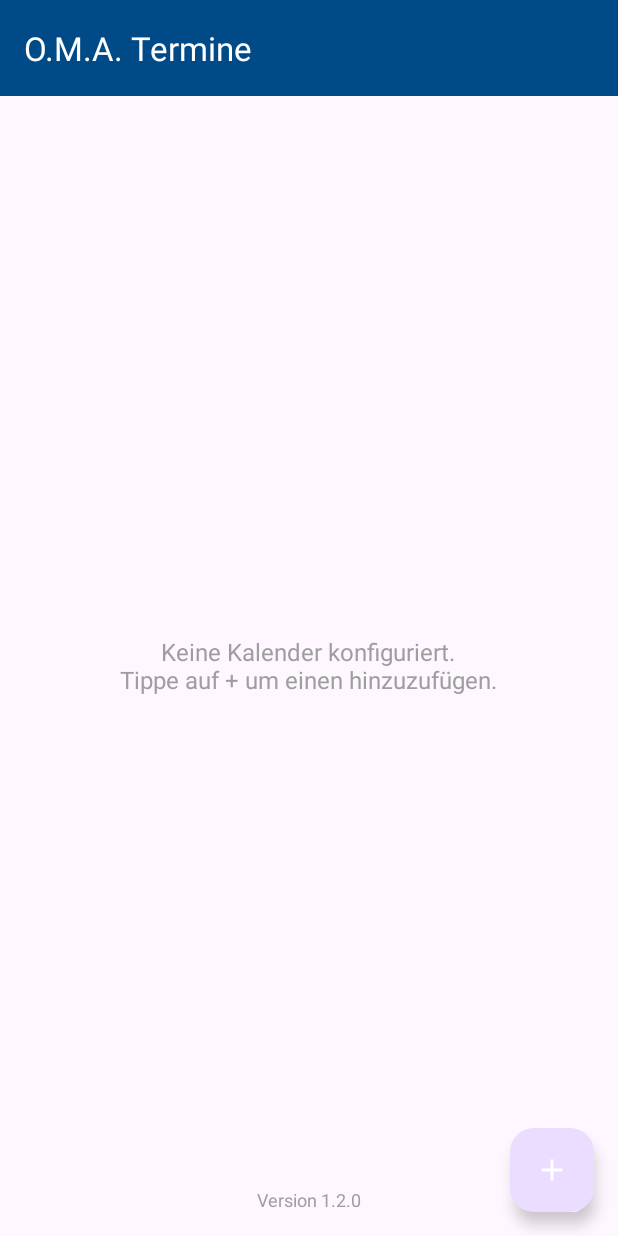
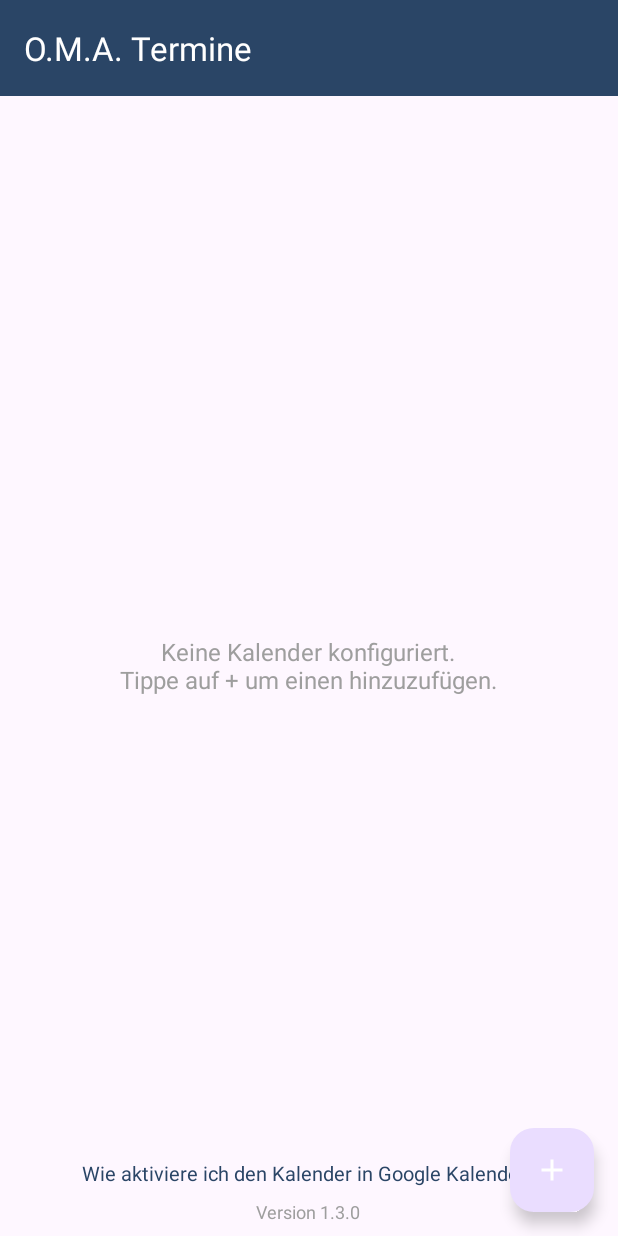
Before and after one commit to ifmadmin/test, an Android app: the screen it shows after launch (MainActivity), on a phone screen of 412 x 824 dp. Run offline under Robolectric (Android 15) with nearby library versions, the phone set to English and light mode, and no system bars.

Commit message:
Add help dialog, fix duplicates, update IFM colors
- Added "Wie aktiviere ich den Kalender in Google Kalender?" help link
- Help dialog explains step-by-step how to enable calendar in Google Calendar
- Fixed duplicate calendar bug by using associateBy to remove duplicates
- Updated colors to IFM branding: #2A4566 (blue), #AD0131 (red)
- Updated launcher icon with new color scheme
- Version bump to 1.3.0

https://claude.ai/code/session_01SCioHRKPojKGHsXrHkjQJt

```diff
--- a/ICSCalendarSync/app/build.gradle.kts
+++ b/ICSCalendarSync/app/build.gradle.kts
@@ -11,8 +11,8 @@ android {
         applicationId = "com.icscalendar.sync"
         minSdk = 26
         targetSdk = 34
-        versionCode = 3
-        versionName = "1.2.0"
+        versionCode = 4
+        versionName = "1.3.0"
     }
 
     buildTypes {
--- a/ICSCalendarSync/app/src/main/java/com/icscalendar/sync/ui/MainActivity.kt
+++ b/ICSCalendarSync/app/src/main/java/com/icscalendar/sync/ui/MainActivity.kt
@@ -61,6 +61,7 @@ class MainActivity : AppCompatActivity() {
         setupFab()
         setupPermissionButton()
         setupVersionInfo()
+        setupHelpLink()
 
         checkPermissions()
     }
@@ -78,6 +79,20 @@ class MainActivity : AppCompatActivity() {
 
     private fun setupVersionInfo() {
         binding.tvVersion.text = "Version ${BuildConfig.VERSION_NAME}"
+    }
+
+    private fun setupHelpLink() {
+        binding.tvHelpLink.setOnClickListener {
+            showHelpDialog()
+        }
+    }
+
+    private fun showHelpDialog() {
+        AlertDialog.Builder(this)
+            .setTitle(R.string.help_dialog_title)
+            .setMessage(R.string.help_dialog_message)
+            .setPositiveButton(R.string.help_dialog_ok, null)
+            .show()
     }
 
     private fun setupRecyclerView() {
--- a/ICSCalendarSync/app/src/main/res/layout/activity_main.xml
+++ b/ICSCalendarSync/app/src/main/res/layout/activity_main.xml
@@ -91,13 +91,30 @@
         app:srcCompat="@drawable/ic_add"
         app:tint="@color/white" />
 
-    <TextView
-        android:id="@+id/tvVersion"
+    <LinearLayout
         android:layout_width="wrap_content"
         android:layout_height="wrap_content"
         android:layout_gravity="bottom|center_horizontal"
-        android:layout_marginBottom="16dp"
-        android:textColor="@color/gray"
-        android:textSize="12sp" />
+        android:layout_marginBottom="8dp"
+        android:gravity="center"
+        android:orientation="vertical">
+
+        <TextView
+            android:id="@+id/tvHelpLink"
+            android:layout_width="wrap_content"
+            android:layout_height="wrap_content"
+            android:padding="8dp"
+            android:text="@string/help_google_calendar"
+            android:textColor="@color/primary"
+            android:textSize="13sp" />
+
+        <TextView
+            android:id="@+id/tvVersion"
+            android:layout_width="wrap_content"
+            android:layout_height="wrap_content"
+            android:textColor="@color/gray"
+            android:textSize="12sp" />
+
+    </LinearLayout>
 
 </androidx.coordinatorlayout.widget.CoordinatorLayout>
--- a/ICSCalendarSync/app/src/main/res/values/colors.xml
+++ b/ICSCalendarSync/app/src/main/res/values/colors.xml
@@ -1,10 +1,10 @@
 <?xml version="1.0" encoding="utf-8"?>
 <resources>
     <!-- IFM Business Colors -->
-    <color name="primary">#004B87</color>
-    <color name="primary_dark">#003366</color>
-    <color name="primary_light">#3A7CA5</color>
-    <color name="accent">#F39200</color>
+    <color name="primary">#2A4566</color>
+    <color name="primary_dark">#1E3347</color>
+    <color name="primary_light">#4A6586</color>
+    <color name="accent">#AD0131</color>
     <color name="white">#FFFFFF</color>
     <color name="black">#000000</color>
     <color name="gray_light">#F5F5F5</color>
--- a/ICSCalendarSync/app/src/main/res/values/strings.xml
+++ b/ICSCalendarSync/app/src/main/res/values/strings.xml
@@ -29,6 +29,11 @@
     <string name="confirm_delete">Kalender löschen?</string>
     <string name="confirm_delete_message">Möchtest du diesen Kalender und alle synchronisierten Ereignisse löschen?</string>
 
+    <string name="help_google_calendar">Wie aktiviere ich den Kalender in Google Kalender?</string>
+    <string name="help_dialog_title">Kalender in Google Kalender anzeigen</string>
+    <string name="help_dialog_message">So aktivierst du den Kalender in Google Kalender:\n\n1. Öffne die Google Kalender App\n\n2. Tippe auf das Menü (☰) oben links\n\n3. Scrolle nach unten und tippe auf \"Einstellungen\"\n\n4. Tippe auf \"Konten verwalten\"\n\n5. Wähle \"O.M.A. Termine\" (unter Nicht-Google-Konten)\n\n6. Aktiviere deinen Kalender\n\nDanach sind deine Termine in Google Kalender sichtbar!</string>
+    <string name="help_dialog_ok">Verstanden</string>
+
     <string-array name="sync_intervals">
         <item>15 Minuten</item>
         <item>30 Minuten</item>
```
Also changed, not shown: ICSCalendarSync/app/src/main/java/com/icscalendar/sync/data/CalendarRepository.kt (+7 -1 lines), ICSCalendarSync/app/src/main/res/drawable/ic_launcher.xml (+7 -7 lines).
